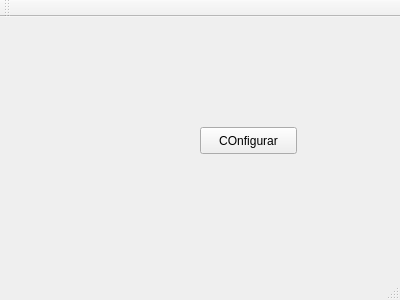
Above: mainwindow.ui from benArambide/ProyFinal-IS2 before the change. Below: the same form after it.
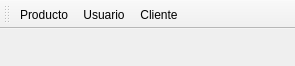
That is the form after the change. Icons and pictures are not drawn.

Commit message:
Interfaz Añadir Productos
Agregando la interfaz de modificar productos.

```diff
--- a/mainwindow.ui
+++ b/mainwindow.ui
@@ -6,47 +6,83 @@
    <rect>
     <x>0</x>
     <y>0</y>
-    <width>400</width>
-    <height>300</height>
+    <width>295</width>
+    <height>66</height>
    </rect>
   </property>
   <property name="windowTitle">
    <string>MainWindow</string>
   </property>
-  <widget class="QWidget" name="centralWidget">
-   <widget class="QPushButton" name="pushButton">
-    <property name="geometry">
-     <rect>
-      <x>200</x>
-      <y>110</y>
-      <width>97</width>
-      <height>27</height>
-     </rect>
-    </property>
-    <property name="text">
-     <string>COnfigurar</string>
-    </property>
-   </widget>
-  </widget>
-  <widget class="QMenuBar" name="menuBar">
-   <property name="geometry">
-    <rect>
-     <x>0</x>
-     <y>0</y>
-     <width>400</width>
-     <height>25</height>
-    </rect>
+  <property name="windowIcon">
+   <iconset resource="Icons/Icons.qrc">
+    <normaloff>:/Icons/internet-news-reader.png</normaloff>:/Icons/internet-news-reader.png</iconset>
+  </property>
+  <property name="iconSize">
+   <size>
+    <width>2</width>
+    <height>2</height>
+   </size>
+  </property>
+  <property name="toolButtonStyle">
+   <enum>Qt::ToolButtonTextBesideIcon</enum>
+  </property>
+  <widget class="QWidget" name="centralWidget"/>
+  <widget class="QToolBar" name="toolBar_Optica">
+   <property name="windowTitle">
+    <string>toolBar</string>
    </property>
-  </widget>
-  <widget class="QToolBar" name="mainToolBar">
+   <property name="iconSize">
+    <size>
+     <width>40</width>
+     <height>40</height>
+    </size>
+   </property>
    <attribute name="toolBarArea">
     <enum>TopToolBarArea</enum>
    </attribute>
    <attribute name="toolBarBreak">
     <bool>false</bool>
    </attribute>
+   <addaction name="actionProducto"/>
+   <addaction name="actionUsuario"/>
+   <addaction name="actionCliente"/>
   </widget>
-  <widget class="QStatusBar" name="statusBar"/>
+  <action name="actionProducto">
+   <property name="icon">
+    <iconset resource="Icons/Icons.qrc">
+     <normaloff>:/Icons/inventory-maintenance.png</normaloff>:/Icons/inventory-maintenance.png</iconset>
+   </property>
+   <property name="text">
+    <string>Producto</string>
+   </property>
+   <property name="shortcut">
+    <string>Ctrl+P</string>
+   </property>
+  </action>
+  <action name="actionUsuario">
+   <property name="icon">
+    <iconset resource="Icons/Icons.qrc">
+     <normaloff>:/Icons/users.png</normaloff>:/Icons/users.png</iconset>
+   </property>
+   <property name="text">
+    <string>Usuario</string>
+   </property>
+   <property name="shortcut">
+    <string>Ctrl+U</string>
+   </property>
+  </action>
+  <action name="actionCliente">
+   <property name="icon">
+    <iconset resource="Icons/Icons.qrc">
+     <normaloff>:/Icons/clients.png</normaloff>:/Icons/clients.png</iconset>
+   </property>
+   <property name="text">
+    <string>Cliente</string>
+   </property>
+   <property name="shortcut">
+    <string>Ctrl+L</string>
+   </property>
+  </action>
  </widget>
  <layoutdefault spacing="6" margin="11"/>
  <resources/>
```
Left out of the diff: 6 changed lines with no effect on the pictures. The commit also changes 25 other files.
